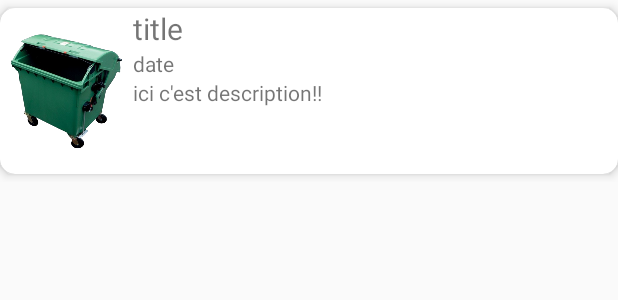
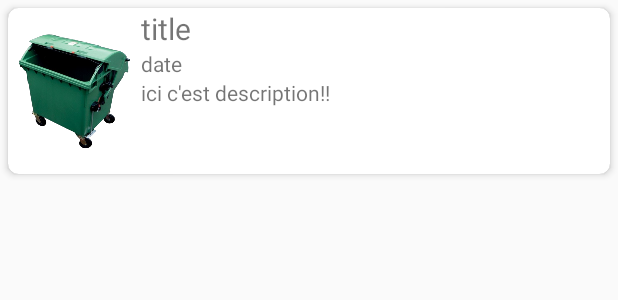
Before and after one commit to Nerffie/CleanCity, an Android app: the layout item.xml on its own in the app's theme, with its tools: preview values and no code run, on a phone screen of 412 x 824 dp. Shown: the top 300 px of the screen. Run offline under Robolectric (Android 15) with nearby library versions, the light colour scheme and no system bars.

Commit message:
some updating

```diff
--- a/app/src/main/AndroidManifest.xml
+++ b/app/src/main/AndroidManifest.xml
@@ -24,7 +24,7 @@
         android:roundIcon="@mipmap/ic_launcher_round"
         android:supportsRtl="true"
         android:theme="@style/AppTheme">
-
+        <activity android:name=".BellActivity" ></activity>
         <!--
              The API key for Google Maps-based APIs is defined as a string resource.
              (See the file "res/values/google_maps_api.xml").
--- a/app/src/main/java/com/example/cleancity/BellActivity.java
+++ b/app/src/main/java/com/example/cleancity/BellActivity.java
@@ -18,6 +18,11 @@ public class BellActivity extends AppCompatActivity {
     @Override
     protected void onCreate(Bundle savedInstanceState) {
         super.onCreate(savedInstanceState);
+        try
+        {
+            this.getSupportActionBar().hide();
+        }
+        catch (NullPointerException e){}
         setContentView(R.layout.activity_bell);
         recyclerView = (RecyclerView) findViewById(R.id.recyclerSignal);
         recyclerView.setHasFixedSize(true);
--- a/app/src/main/res/layout/item.xml
+++ b/app/src/main/res/layout/item.xml
@@ -8,8 +8,9 @@
         android:layout_width="match_parent"
         android:layout_height="wrap_content"
         android:layout_marginVertical="5dp"
-        app:cardElevation="4dp"
-        app:cardCornerRadius="10dp"
+        android:layout_marginHorizontal="5dp"
+        app:cardElevation="3dp"
+        app:cardCornerRadius="7dp"
         >
         <LinearLayout
             android:layout_width="match_parent"
```
